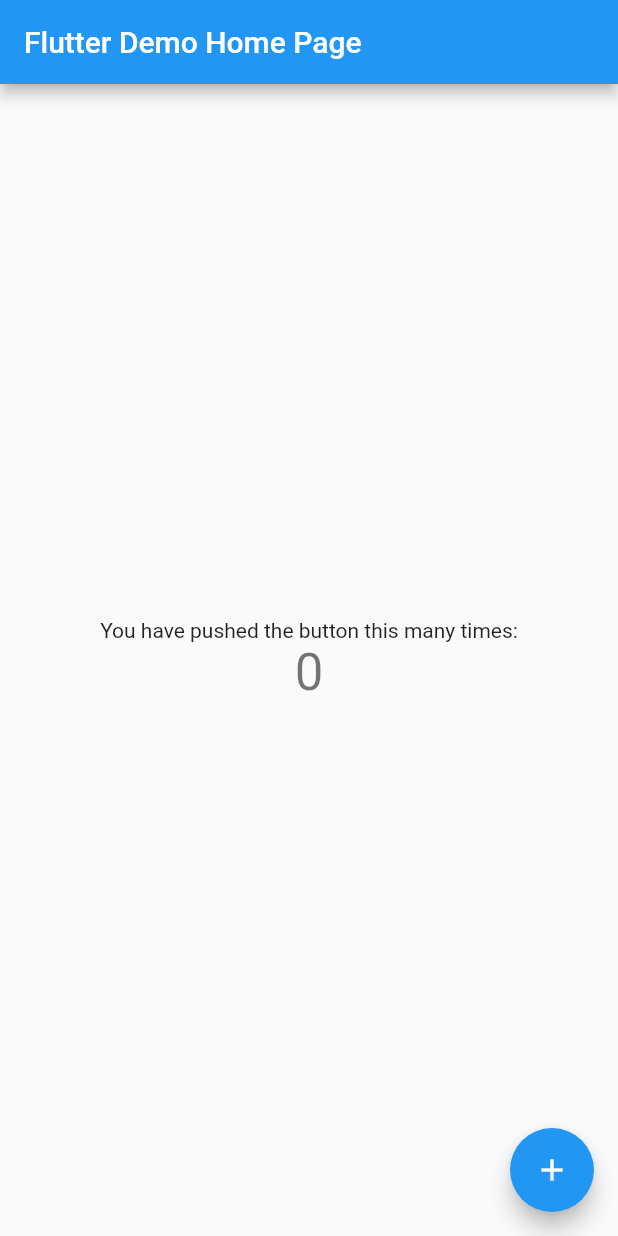
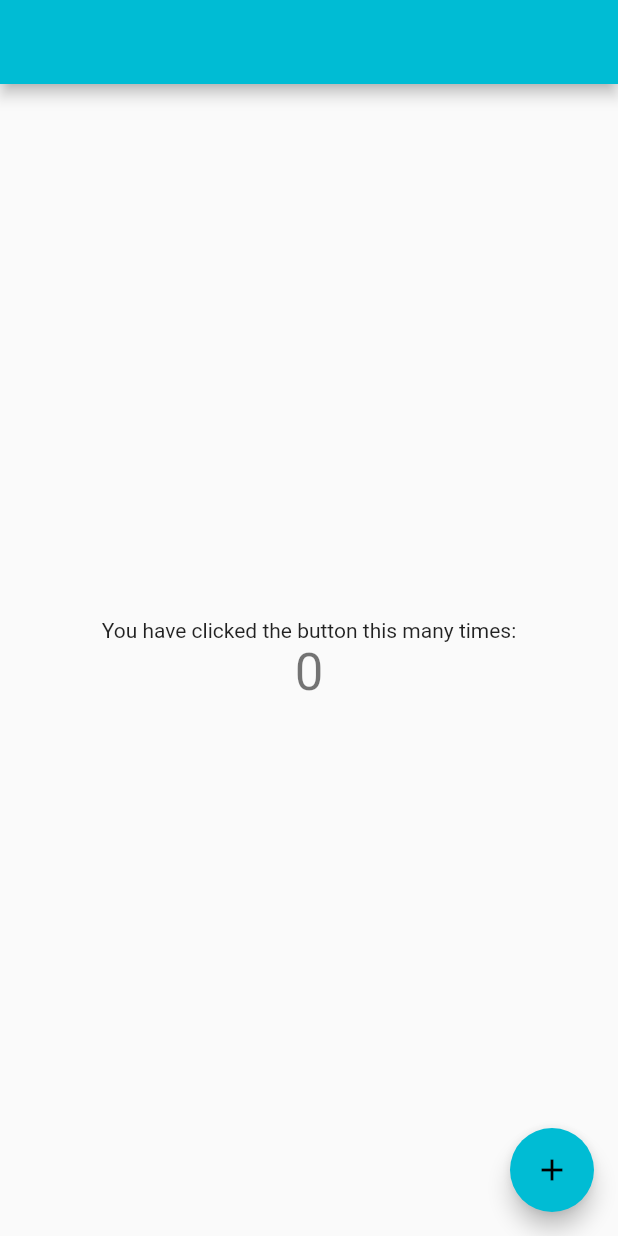
Before and after one commit to Genesis-Organization/GenesisNative, a Flutter app: the screen it shows after launch, on a phone screen of 412 x 824 dp. Run offline on Flutter 3.47's test engine with Material 2 defaults, Android fonts, the phone set to English and light mode, and no system bars.

Commit message:
Nothing important

```diff
--- a/lib/main.dart
+++ b/lib/main.dart
@@ -11,38 +11,18 @@ class MyApp extends StatelessWidget {
   @override
   Widget build(BuildContext context) {
     return MaterialApp(
-      title: 'Flutter Demo',
+      title: 'Genesis',
       theme: ThemeData(
-        // This is the theme of your application.
-        //
-        // Try running your application with "flutter run". You'll see the
-        // application has a blue toolbar. Then, without quitting the app, try
-        // changing the primarySwatch below to Colors.green and then invoke
-        // "hot reload" (press "r" in the console where you ran "flutter run",
-        // or simply save your changes to "hot reload" in a Flutter IDE).
-        // Notice that the counter didn't reset back to zero; the application
-        // is not restarted.
-        primarySwatch: Colors.blue,
+        primarySwatch: Colors.cyan,
       ),
-      home: const MyHomePage(title: 'Flutter Demo Home Page'),
+      home: const MyHomePage(title: ''),
     );
   }
 }
 
 class MyHomePage extends StatefulWidget {
   const MyHomePage({Key? key, required this.title}) : super(key: key);
-
-  // This widget is the home page of your application. It is stateful, meaning
-  // that it has a State object (defined below) that contains fields that affect
-  // how it looks.
-
-  // This class is the configuration for the state. It holds the values (in this
-  // case the title) provided by the parent (in this case the App widget) and
-  // used by the build method of the State. Fields in a Widget subclass are
-  // always marked "final".
-
   final String title;
-
   @override
   State<MyHomePage> createState() => _MyHomePageState();
 }
@@ -96,7 +76,7 @@ class _MyHomePageState extends State<MyHomePage> {
           mainAxisAlignment: MainAxisAlignment.center,
           children: <Widget>[
             const Text(
-              'You have pushed the button this many times:',
+              'You have clicked the button this many times:',
             ),
             Text(
               '$_counter',
--- a/pubspec.yaml
+++ b/pubspec.yaml
@@ -1,4 +1,4 @@
-name: genesisnative
+name: genesis
 description: A new Flutter project.
 
 # The following line prevents the package from being accidentally published to
```
Also changed, not shown: 12 other files.
